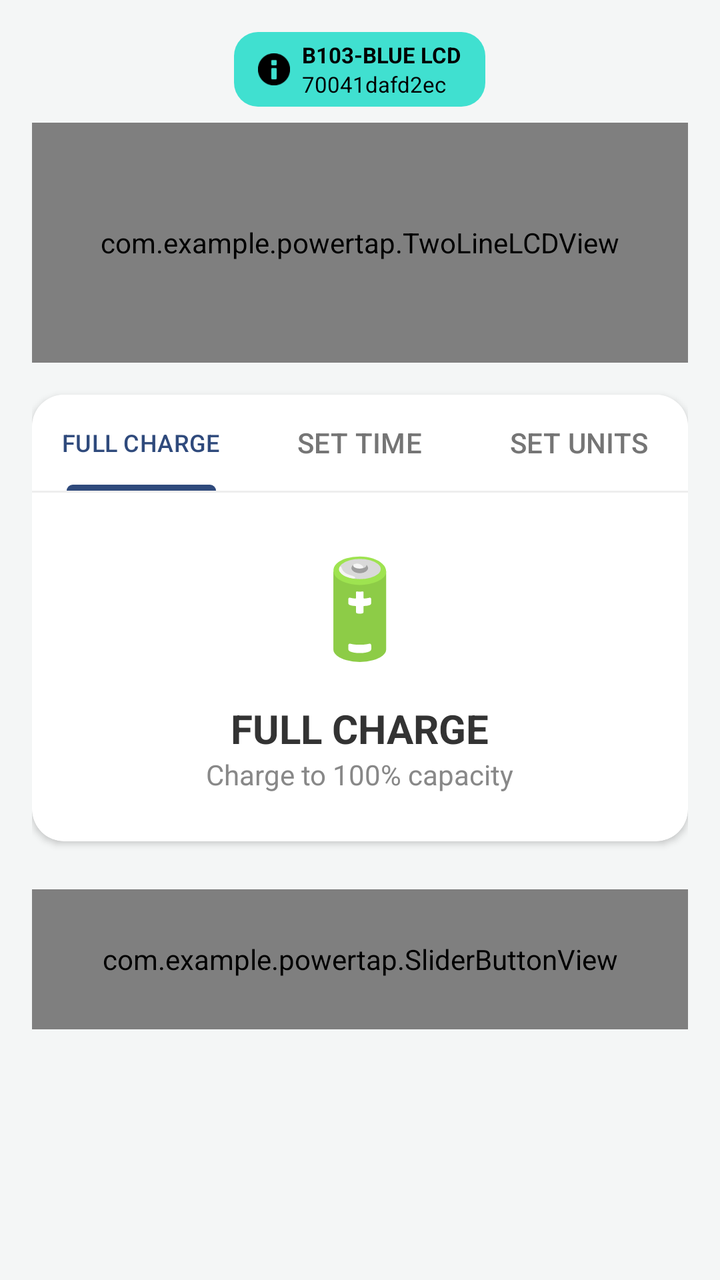
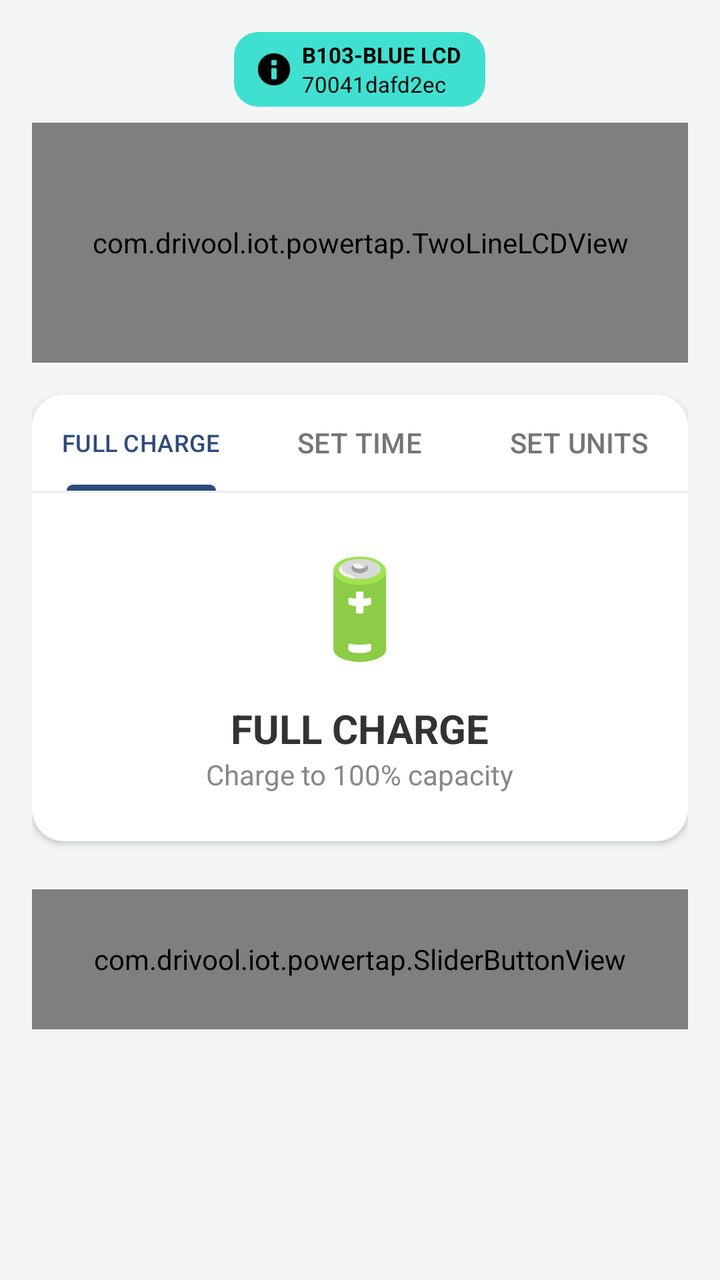

An Android layout rendered at two revisions. The XML below is the earlier revision; the diff shows what the commit changed to produce the second picture.
<!-- AndroidManifest.xml: application theme Theme.PowerTap -->
<!-- res/layout/fragment_home.xml -->
<?xml version="1.0" encoding="utf-8"?>
<ScrollView xmlns:android="http://schemas.android.com/apk/res/android"
    xmlns:app="http://schemas.android.com/apk/res-auto"
    android:layout_width="match_parent"
    android:layout_height="match_parent"
    android:background="#f4f6f6">

    <LinearLayout
        android:layout_width="match_parent"
        android:layout_height="wrap_content"
        android:orientation="vertical"
        android:padding="16dp"
        android:gravity="center_horizontal">

        
        <LinearLayout
            android:layout_width="match_parent"
            android:layout_height="wrap_content"
            android:orientation="vertical"
            android:gravity="center_horizontal"
            android:layout_marginBottom="16dp">

            
            <LinearLayout
                android:layout_width="wrap_content"
                android:layout_height="wrap_content"
                android:background="@drawable/badge_background"
                android:orientation="horizontal"
                android:paddingHorizontal="12dp"
                android:paddingVertical="4dp"
                android:layout_marginBottom="8dp"
                android:gravity="center_vertical">

                <ImageView
                    android:layout_width="16dp"
                    android:layout_height="16dp"
                    android:src="@android:drawable/ic_dialog_info"
                    android:layout_marginEnd="6dp"
                    app:tint="@color/black"
                    android:contentDescription="Info" />

                <LinearLayout
                    android:layout_width="wrap_content"
                    android:layout_height="wrap_content"
                    android:orientation="vertical">
                    <TextView
                        android:layout_width="wrap_content"
                        android:layout_height="wrap_content"
                        android:text="B103-BLUE LCD"
                        android:textStyle="bold"
                        android:textColor="@color/black"
                        android:textSize="11sp" />
                    <TextView
                        android:layout_width="wrap_content"
                        android:layout_height="wrap_content"
                        android:text="70041dafd2ec"
                        android:textColor="@color/black"
                        android:textSize="11sp" />
                </LinearLayout>
            </LinearLayout>

            
            <com.example.powertap.TwoLineLCDView
                android:id="@+id/lcd_view"
                android:layout_width="match_parent"
                android:layout_height="120dp" />
        </LinearLayout>

        
        <androidx.cardview.widget.CardView
            android:layout_width="match_parent"
            android:layout_height="wrap_content"
            android:layout_marginBottom="16dp"
            app:cardCornerRadius="16dp"
            app:cardElevation="2dp"
            app:cardBackgroundColor="@color/white">

            <LinearLayout
                android:layout_width="match_parent"
                android:layout_height="wrap_content"
                android:orientation="vertical">

                <com.google.android.material.tabs.TabLayout
                    android:id="@+id/tabLayout"
                    android:layout_width="match_parent"
                    android:layout_height="wrap_content"
                    app:tabIndicatorColor="@color/tab_indicator"
                    app:tabSelectedTextColor="@color/tab_indicator"
                    app:tabTextColor="#757575"
                    app:tabRippleColor="@android:color/transparent"
                    app:tabMode="fixed"
                    app:tabGravity="fill"
                    android:background="@color/white">
                    <com.google.android.material.tabs.TabItem
                        android:layout_width="wrap_content"
                        android:layout_height="wrap_content"
                        android:text="FULL CHARGE" />
                    <com.google.android.material.tabs.TabItem
                        android:layout_width="wrap_content"
                        android:layout_height="wrap_content"
                        android:text="SET TIME" />
                    <com.google.android.material.tabs.TabItem
                        android:layout_width="wrap_content"
                        android:layout_height="wrap_content"
                        android:text="SET UNITS" />
                </com.google.android.material.tabs.TabLayout>

                <View
                    android:layout_width="match_parent"
                    android:layout_height="1dp"
                    android:background="#EEEEEE" />

                <LinearLayout
                    android:layout_width="match_parent"
                    android:layout_height="wrap_content"
                    android:orientation="vertical"
                    android:padding="24dp"
                    android:gravity="center">

                    <TextView
                        android:id="@+id/txtIcon"
                        android:layout_width="wrap_content"
                        android:layout_height="wrap_content"
                        android:text="🔋"
                        android:textSize="48sp"
                        android:layout_marginBottom="16dp" />

                    <TextView
                        android:id="@+id/txtTitle"
                        android:layout_width="wrap_content"
                        android:layout_height="wrap_content"
                        android:text="FULL CHARGE"
                        android:textSize="20sp"
                        android:textStyle="bold"
                        android:textColor="#333333" />

                    <TextView
                        android:id="@+id/txtSubtitle"
                        android:layout_width="wrap_content"
                        android:layout_height="wrap_content"
                        android:text="Charge to 100% capacity"
                        android:textColor="#888888"
                        android:textSize="14sp" />

                    <LinearLayout
                        android:id="@+id/sliderSection"
                        android:layout_width="match_parent"
                        android:layout_height="wrap_content"
                        android:orientation="vertical"
                        android:visibility="gone"
                        android:gravity="center">

                        <LinearLayout
                            android:layout_width="match_parent"
                            android:layout_height="wrap_content"
                            android:gravity="center_vertical"
                            android:orientation="horizontal">

                            <com.google.android.material.button.MaterialButton
                                android:id="@+id/btnMinus"
                                android:layout_width="56dp"
                                android:layout_height="56dp"
                                android:text="-"
                                android:textAllCaps="false"
                                android:textColor="#FFFFFF"
                                android:textStyle="bold"
                                android:textSize="28sp"
                                app:backgroundTint="#C8B0F9"
                                app:cornerRadius="28dp"
                                android:padding="0dp"
                                android:insetTop="0dp"
                                android:insetBottom="0dp"
                                android:insetLeft="0dp"
                                android:insetRight="0dp"
                                app:iconPadding="0dp" />

                            <TextView
                                android:id="@+id/txtValue"
                                android:layout_width="0dp"
                                android:layout_height="wrap_content"
                                android:layout_weight="1"
                                android:gravity="center"
                                android:text="1:00"
                                android:textSize="32sp"
                                android:textColor="@color/black"
                                android:textStyle="bold" />

                            <com.google.android.material.button.MaterialButton
                                android:id="@+id/btnPlus"
                                android:layout_width="56dp"
                                android:layout_height="56dp"
                                android:text="+"
                                android:textAllCaps="false"
                                android:textColor="#FFFFFF"
                                android:textStyle="bold"
                                android:textSize="20sp"
                                app:backgroundTint="#C8B0F9"
                                app:cornerRadius="28dp"
                                android:padding="0dp"
                                android:insetTop="0dp"
                                android:insetBottom="0dp"
                                android:insetLeft="0dp"
                                android:insetRight="0dp"
                                app:iconPadding="0dp" />
                        </LinearLayout>

                        <SeekBar
                            android:id="@+id/seekBar"
                            android:layout_width="match_parent"
                            android:layout_height="wrap_content"
                            android:layout_marginTop="16dp" />

                        <TextView
                            android:id="@+id/txtInfo"
                            android:layout_width="match_parent"
                            android:layout_height="wrap_content"
                            android:gravity="center"
                            android:textColor="#888888"
                            android:textSize="14sp"
                            android:layout_marginTop="8dp" />
                    </LinearLayout>
                </LinearLayout>
            </LinearLayout>
        </androidx.cardview.widget.CardView>

        <com.example.powertap.SliderButtonView
            android:id="@+id/slider_button"
            android:layout_width="match_parent"
            android:layout_height="70dp"
            android:layout_marginTop="8dp" />

    </LinearLayout>
</ScrollView>
<!-- resources referenced by this layout -->
<resources>
  <color name="black">#000000</color>
  <color name="tab_indicator">#2f4a7c</color>
  <color name="white">#FFFFFF</color>
  <!-- drawable badge_background (drawable) -->
  <?xml version="1.0" encoding="utf-8"?>
  <shape xmlns:android="http://schemas.android.com/apk/res/android">
      <solid android:color="@color/turquoise_blue" />
      <corners android:radius="12dp" />
  </shape>
  <style name="Theme.PowerTap" parent="Theme.Material3.DayNight.NoActionBar">
          <item name="colorPrimary">#2f4a7c</item>
          <item name="android:statusBarColor">#2f4a7c</item>
      </style>
  <color name="turquoise_blue">#40E0D0</color>
</resources>

<!-- the commit's change to res/layout/fragment_home.xml (unified diff, before → after) -->
@@ -60,7 +60,7 @@
             </LinearLayout>
 
             
-            <com.example.powertap.TwoLineLCDView
+            <com.drivool.iot.powertap.TwoLineLCDView
                 android:id="@+id/lcd_view"
                 android:layout_width="match_parent"
                 android:layout_height="120dp" />
@@ -223,7 +223,7 @@
             </LinearLayout>
         </androidx.cardview.widget.CardView>
 
-        <com.example.powertap.SliderButtonView
+        <com.drivool.iot.powertap.SliderButtonView
             android:id="@+id/slider_button"
             android:layout_width="match_parent"
             android:layout_height="70dp"
